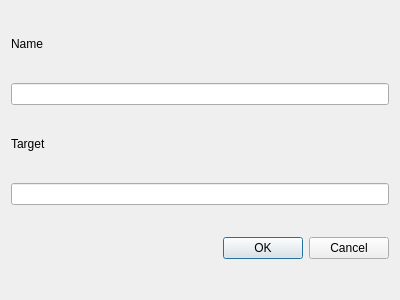
jlu5/bookmarksync, file src/placeeditdialog.ui: the form before one commit.
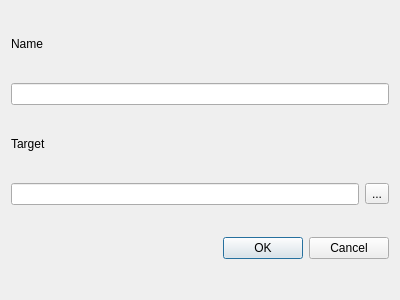
The form after the commit.

Commit message: PlaceEditDialog: add a location select button

The edit to the form file:
```diff
--- a/src/placeeditdialog.ui
+++ b/src/placeeditdialog.ui
@@ -51,6 +51,8 @@
     </widget>
    </item>
    <item>
+    <layout class="QHBoxLayout" name="targetHLayout">
+     <item>
     <widget class="QLineEdit" name="targetInput">
      <property name="sizePolicy">
       <sizepolicy hsizetype="Expanding" vsizetype="Fixed">
@@ -59,6 +61,18 @@
       </sizepolicy>
      </property>
     </widget>
+     </item>
+     <item>
+      <widget class="QToolButton" name="selectButton">
+       <property name="toolTip">
+        <string>Select target folder</string>
+       </property>
+       <property name="text">
+        <string>...</string>
+       </property>
+      </widget>
+     </item>
+    </layout>
    </item>
    <item>
     <widget class="QDialogButtonBox" name="buttonBox">
```
Left out of the diff: 2 changed lines with no effect on the pictures. Lines whose indentation alone changed are shown as unchanged. The commit also changes 2 other files.
